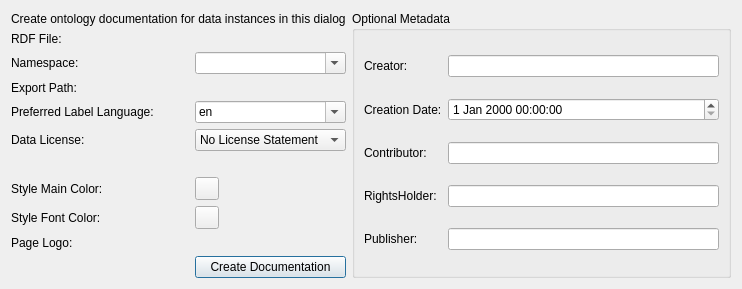
The window that dialogs/ui/ontdocdialog.ui (sparqlunicorn/sparqlunicornGoesGIS) describes before a commit, drawn with Qt 5.
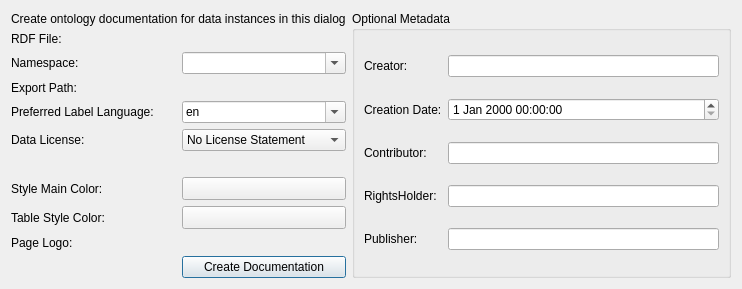
The same window after the commit. Icons and pictures are not drawn. Custom widgets are drawn as their Qt base class.

What changed in the file:
```diff
--- a/dialogs/ui/ontdocdialog.ui
+++ b/dialogs/ui/ontdocdialog.ui
@@ -144,6 +144,12 @@
    </item>
    <item row="8" column="1">
     <widget class="QgsColorButton" name="titleColorSelector">
+     <property name="sizePolicy">
+      <sizepolicy hsizetype="Preferred" vsizetype="Preferred">
+       <horstretch>0</horstretch>
+       <verstretch>0</verstretch>
+      </sizepolicy>
+     </property>
      <property name="color">
       <color>
        <red>192</red>
@@ -162,6 +168,12 @@
    </item>
    <item row="7" column="1">
     <widget class="QgsColorButton" name="mainColorSelector">
+     <property name="sizePolicy">
+      <sizepolicy hsizetype="Preferred" vsizetype="Preferred">
+       <horstretch>0</horstretch>
+       <verstretch>0</verstretch>
+      </sizepolicy>
+     </property>
      <property name="color">
       <color>
        <red>192</red>
@@ -260,7 +272,7 @@
    <item row="8" column="0">
     <widget class="QLabel" name="label_12">
      <property name="text">
-      <string>Style Font Color:</string>
+      <string>Table Style Color:</string>
      </property>
     </widget>
    </item>
```
Left out of the diff: 2 changed lines with no effect on the pictures.
